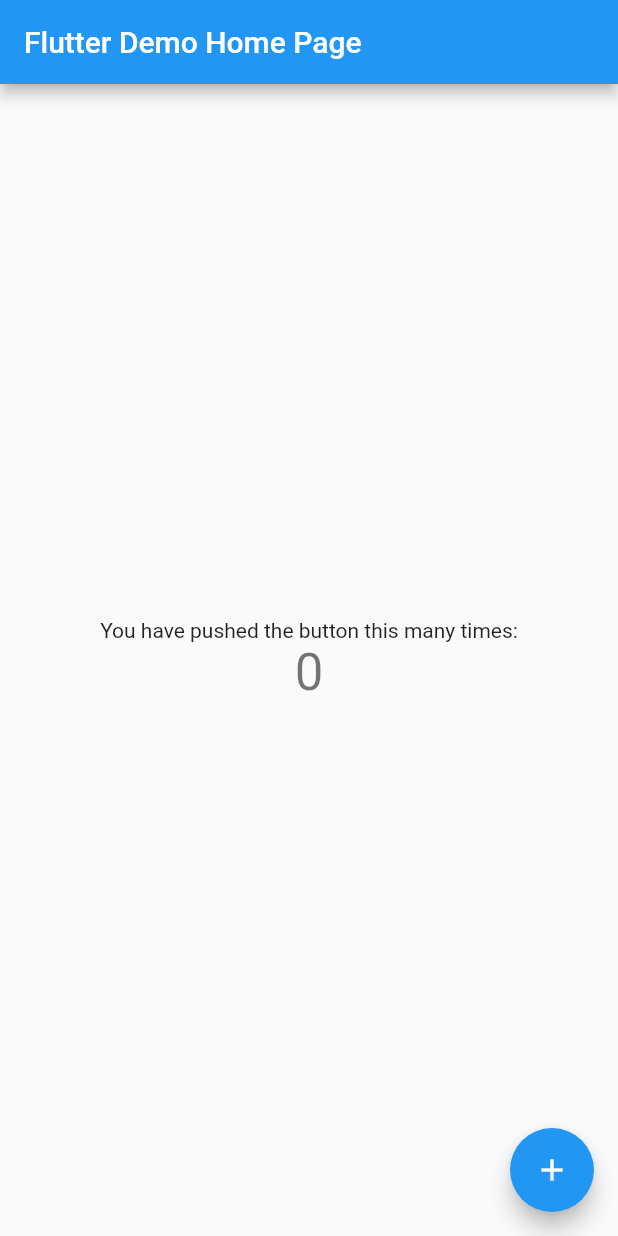
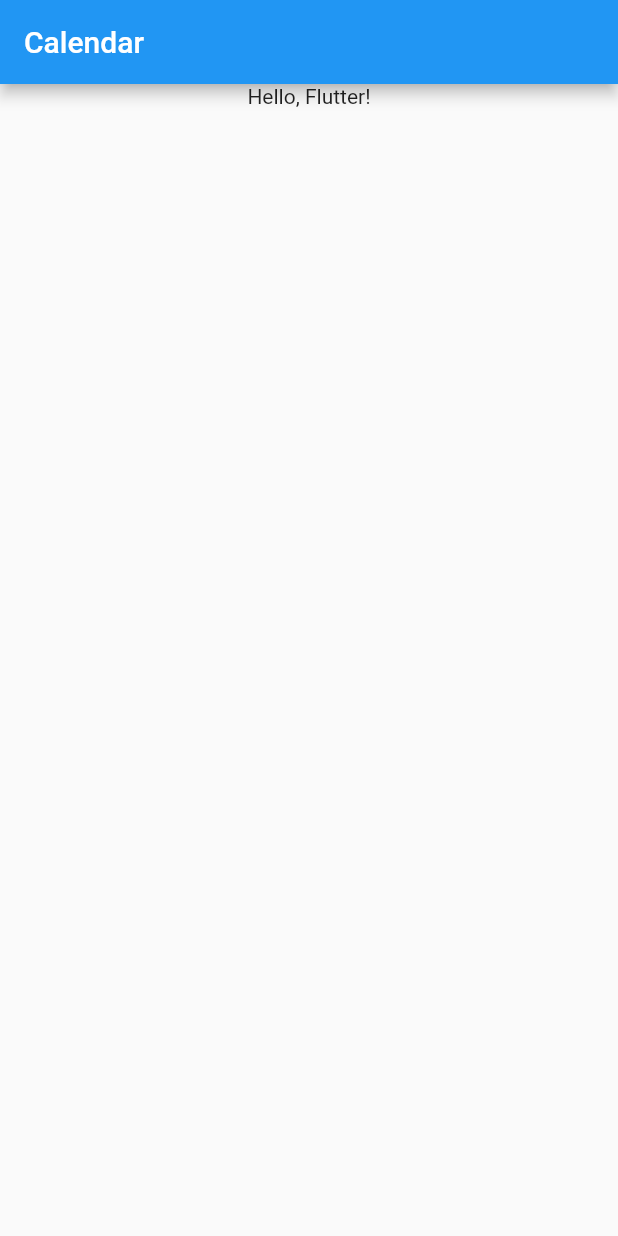
Before and after one commit to makicamel/take_care, a Flutter app: the screen it shows after launch, on a phone screen of 412 x 824 dp. Run offline on Flutter 3.47's test engine with Material 2 defaults, Android fonts, the phone set to English and light mode, and no system bars.

Commit message:
Remove sample code

```diff
--- a/lib/main.dart
+++ b/lib/main.dart
@@ -1,113 +1,41 @@
 import 'package:flutter/material.dart';
 
 void main() {
-  runApp(MyApp());
+  runApp(TakeCare());
 }
 
-class MyApp extends StatelessWidget {
-  // This widget is the root of your application.
+class TakeCare extends StatelessWidget {
   @override
   Widget build(BuildContext context) {
     return MaterialApp(
-      title: 'Flutter Demo',
+      title: 'Take Care',
       theme: ThemeData(
-        // This is the theme of your application.
-        //
-        // Try running your application with "flutter run". You'll see the
-        // application has a blue toolbar. Then, without quitting the app, try
-        // changing the primarySwatch below to Colors.green and then invoke
-        // "hot reload" (press "r" in the console where you ran "flutter run",
-        // or simply save your changes to "hot reload" in a Flutter IDE).
-        // Notice that the counter didn't reset back to zero; the application
-        // is not restarted.
         primarySwatch: Colors.blue,
       ),
-      home: MyHomePage(title: 'Flutter Demo Home Page'),
+      home: Calendar(title: 'Calendar'),
     );
   }
 }
 
-class MyHomePage extends StatefulWidget {
-  MyHomePage({Key key, this.title}) : super(key: key);
-
-  // This widget is the home page of your application. It is stateful, meaning
-  // that it has a State object (defined below) that contains fields that affect
-  // how it looks.
-
-  // This class is the configuration for the state. It holds the values (in this
-  // case the title) provided by the parent (in this case the App widget) and
-  // used by the build method of the State. Fields in a Widget subclass are
-  // always marked "final".
+class Calendar extends StatefulWidget {
+  Calendar({Key key, this.title}) : super(key: key);
 
   final String title;
 
   @override
-  _MyHomePageState createState() => _MyHomePageState();
+  _CalendarState createState() => _CalendarState();
 }
 
-class _MyHomePageState extends State<MyHomePage> {
-  int _counter = 0;
-
-  void _incrementCounter() {
-    setState(() {
-      // This call to setState tells the Flutter framework that something has
-      // changed in this State, which causes it to rerun the build method below
-      // so that the display can reflect the updated values. If we changed
-      // _counter without calling setState(), then the build method would not be
-      // called again, and so nothing would appear to happen.
-      _counter++;
-    });
-  }
-
+class _CalendarState extends State<Calendar> {
   @override
   Widget build(BuildContext context) {
-    // This method is rerun every time setState is called, for instance as done
-    // by the _incrementCounter method above.
-    //
-    // The Flutter framework has been optimized to make rerunning build methods
-    // fast, so that you can just rebuild anything that needs updating rather
-    // than having to individually change instances of widgets.
     return Scaffold(
-      appBar: AppBar(
-        // Here we take the value from the MyHomePage object that was created by
-        // the App.build method, and use it to set our appbar title.
-        title: Text(widget.title),
-      ),
+      appBar: AppBar(title: Text(widget.title)),
       body: Center(
-        // Center is a layout widget. It takes a single child and positions it
-        // in the middle of the parent.
         child: Column(
-          // Column is also a layout widget. It takes a list of children and
-          // arranges them vertically. By default, it sizes itself to fit its
-          // children horizontally, and tries to be as tall as its parent.
-          //
-          // Invoke "debug painting" (press "p" in the console, choose the
-          // "Toggle Debug Paint" action from the Flutter Inspector in Android
-          // Studio, or the "Toggle Debug Paint" command in Visual Studio Code)
-          // to see the wireframe for each widget.
-          //
-          // Column has various properties to control how it sizes itself and
-          // how it positions its children. Here we use mainAxisAlignment to
-          // center the children vertically; the main axis here is the vertical
-          // axis because Columns are vertical (the cross axis would be
-          // horizontal).
-          mainAxisAlignment: MainAxisAlignment.center,
-          children: <Widget>[
-            Text(
-              'You have pushed the button this many times:',
-            ),
-            Text(
-              '$_counter',
-              style: Theme.of(context).textTheme.headline4,
-            ),
-          ],
+          children: [Text('Hello, Flutter!')],
         ),
       ),
-      floatingActionButton: FloatingActionButton(
-        onPressed: _incrementCounter,
-        tooltip: 'Increment',
-        child: Icon(Icons.add),
-      ), // This trailing comma makes auto-formatting nicer for build methods.
     );
   }
 }
```
